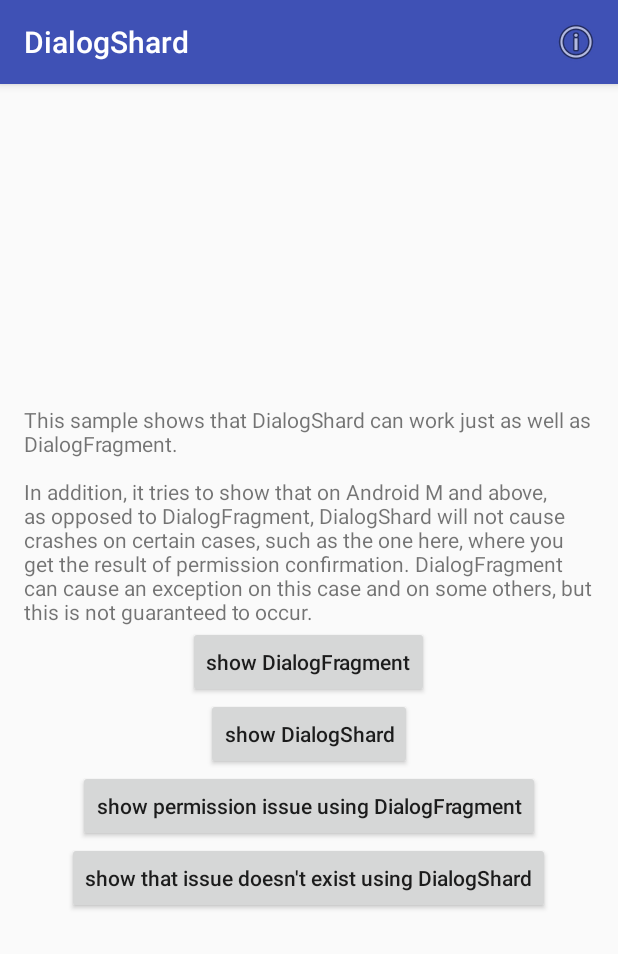
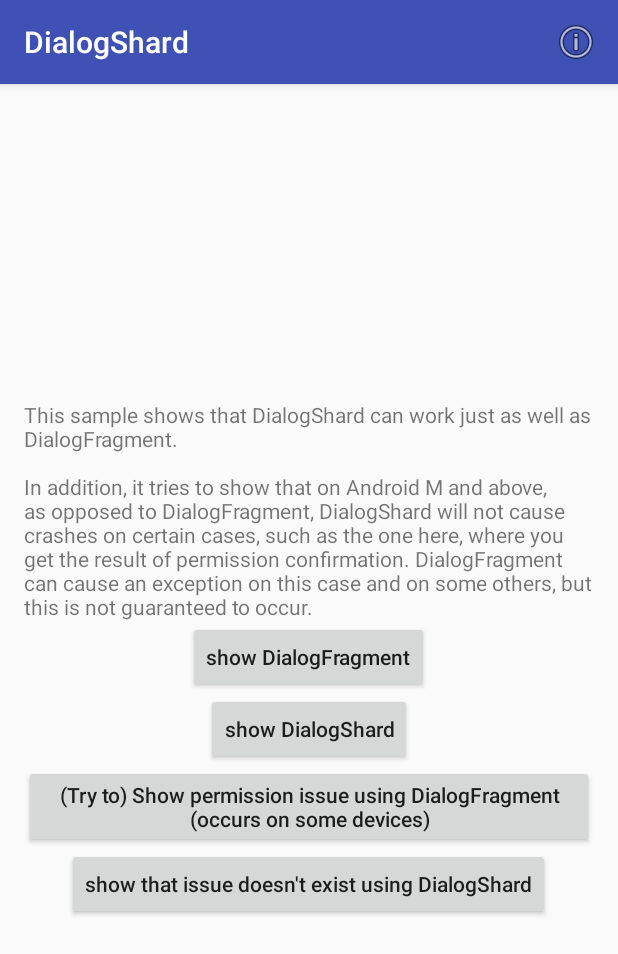
Before and after one commit to AndroidDeveloperLB/DialogShard, an Android app: the screen it shows after launch (MainActivity), on a phone screen of 412 x 824 dp. Shown: the top 954 px of the screen. Run offline under Robolectric (Android 15) with nearby library versions, the phone set to English and light mode, and no system bars.

Commit message:
updated ui a bit

```diff
--- a/app/src/main/res/layout/activity_main.xml
+++ b/app/src/main/res/layout/activity_main.xml
@@ -42,7 +42,7 @@
             android:id="@+id/showPermissionIssueOnDialogFragmentButton"
             android:layout_width="wrap_content"
             android:layout_height="wrap_content"
-            android:text="show permission issue using DialogFragment"
+            android:text="(Try to) Show permission issue using DialogFragment (occurs on some devices)"
             android:textAllCaps="false"/>
 
         <Button
```
